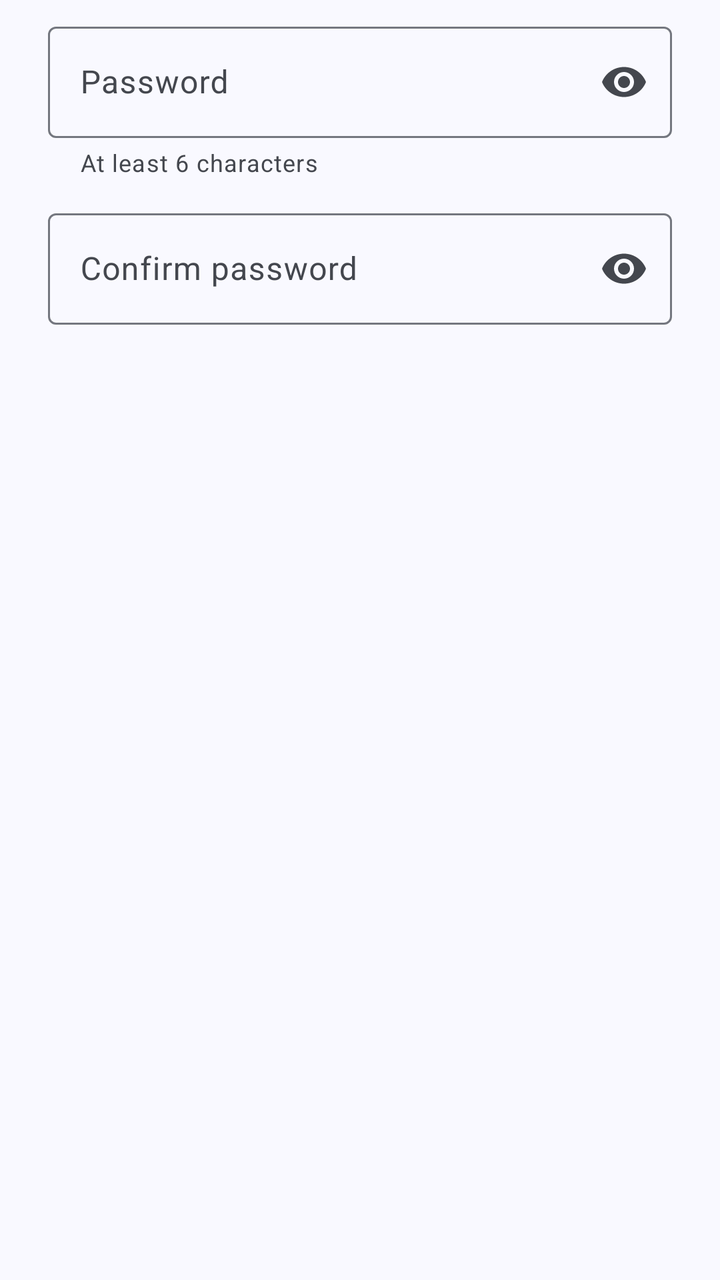
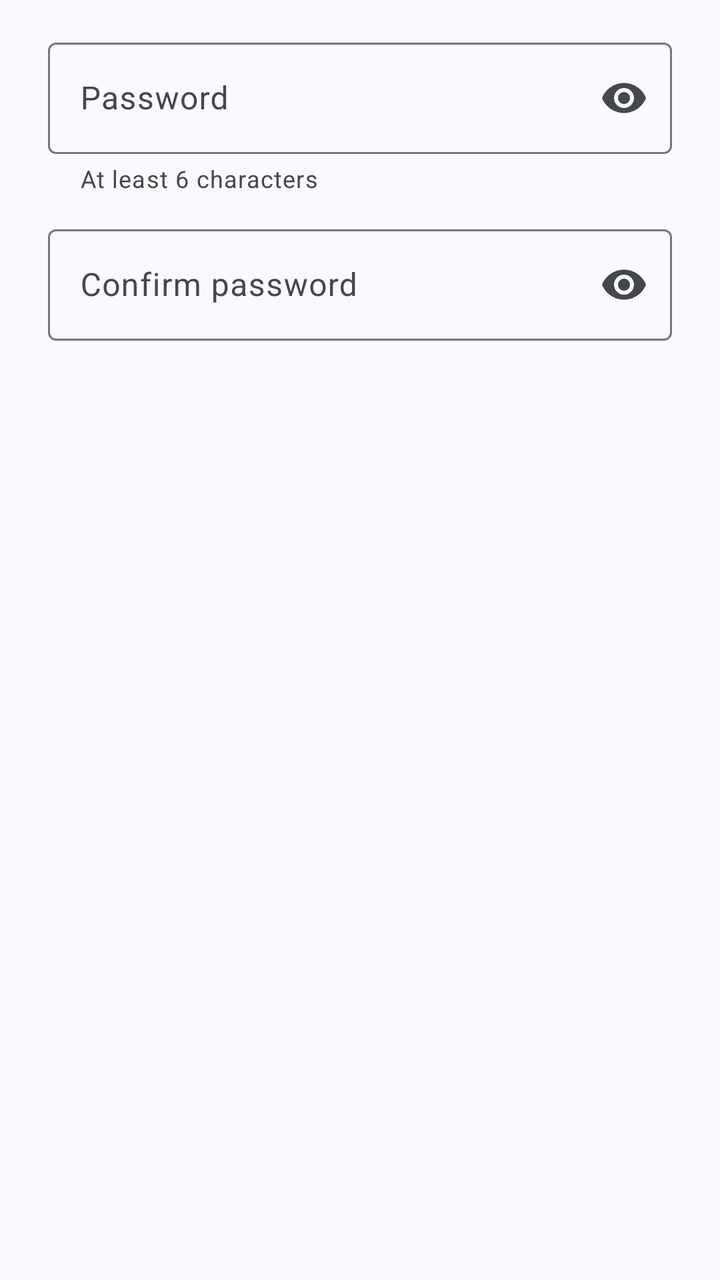

Compare the two renders of this Android layout. The source of the first and the diff that turns it into the second are given below.
<!-- AndroidManifest.xml: application theme Theme.Keyheimer -->
<!-- res/layout/dialog_app_lock_password.xml -->
<?xml version="1.0" encoding="utf-8"?>
<LinearLayout
    xmlns:android="http://schemas.android.com/apk/res/android"
    xmlns:app="http://schemas.android.com/apk/res-auto"
    android:layout_width="match_parent"
    android:layout_height="wrap_content"
    android:orientation="vertical"
    android:paddingHorizontal="24dp"
    android:paddingTop="8dp">

    <com.google.android.material.textfield.TextInputLayout
        android:id="@+id/til_app_lock_password"
        style="@style/Widget.Material3.TextInputLayout.OutlinedBox"
        android:layout_width="match_parent"
        android:layout_height="wrap_content"
        android:hint="@string/field_password"
        app:endIconMode="password_toggle"
        app:helperText="@string/field_password_helper"
        app:helperTextEnabled="true">

        <com.google.android.material.textfield.TextInputEditText
            android:id="@+id/input_app_lock_password"
            android:layout_width="match_parent"
            android:layout_height="wrap_content"
            android:inputType="textPassword" />
    </com.google.android.material.textfield.TextInputLayout>

    <com.google.android.material.textfield.TextInputLayout
        android:id="@+id/til_app_lock_password_confirm"
        style="@style/Widget.Material3.TextInputLayout.OutlinedBox"
        android:layout_width="match_parent"
        android:layout_height="wrap_content"
        android:layout_marginTop="12dp"
        android:hint="@string/field_password_confirm"
        app:endIconMode="password_toggle">

        <com.google.android.material.textfield.TextInputEditText
            android:id="@+id/input_app_lock_password_confirm"
            android:layout_width="match_parent"
            android:layout_height="wrap_content"
            android:inputType="textPassword" />
    </com.google.android.material.textfield.TextInputLayout>
</LinearLayout>
<!-- resources referenced by this layout -->
<resources>
  <string name="field_password">Password</string>
  <string name="field_password_confirm">Confirm password</string>
  <string name="field_password_helper">At least 6 characters</string>
  <color name="md_theme_primary">#415F91</color>
  <color name="md_theme_onPrimary">#FFFFFF</color>
  <color name="md_theme_primaryContainer">#D6E3FF</color>
  <color name="md_theme_onPrimaryContainer">#284777</color>
  <color name="md_theme_secondary">#565F71</color>
  <color name="md_theme_onSecondary">#FFFFFF</color>
  <color name="md_theme_secondaryContainer">#DAE2F9</color>
  <color name="md_theme_onSecondaryContainer">#3E4759</color>
  <color name="md_theme_tertiary">#705575</color>
  <color name="md_theme_onTertiary">#FFFFFF</color>
  <color name="md_theme_tertiaryContainer">#FAD8FD</color>
  <color name="md_theme_onTertiaryContainer">#573E5C</color>
  <color name="md_theme_error">#BA1A1A</color>
  <color name="md_theme_onError">#FFFFFF</color>
  <color name="md_theme_errorContainer">#FFDAD6</color>
  <color name="md_theme_onErrorContainer">#93000A</color>
  <color name="md_theme_background">#F9F9FF</color>
  <color name="md_theme_onBackground">#191C20</color>
  <color name="md_theme_surface">#F9F9FF</color>
  <color name="md_theme_onSurface">#191C20</color>
  <color name="md_theme_surfaceVariant">#E0E2EC</color>
  <color name="md_theme_onSurfaceVariant">#44474E</color>
  <color name="md_theme_outline">#74777F</color>
  <color name="md_theme_outlineVariant">#C4C6D0</color>
  <color name="md_theme_inverseSurface">#2E3036</color>
  <color name="md_theme_inverseOnSurface">#F0F0F7</color>
  <color name="md_theme_inversePrimary">#AAC7FF</color>
  <color name="md_theme_primaryFixed">#D6E3FF</color>
  <color name="md_theme_onPrimaryFixed">#001B3E</color>
  <color name="md_theme_primaryFixedDim">#AAC7FF</color>
  <color name="md_theme_onPrimaryFixedVariant">#284777</color>
  <color name="md_theme_secondaryFixed">#DAE2F9</color>
  <color name="md_theme_onSecondaryFixed">#131C2B</color>
  <color name="md_theme_secondaryFixedDim">#BEC6DC</color>
  <color name="md_theme_onSecondaryFixedVariant">#3E4759</color>
  <color name="md_theme_tertiaryFixed">#FAD8FD</color>
  <color name="md_theme_onTertiaryFixed">#28132E</color>
  <color name="md_theme_tertiaryFixedDim">#DDBCE0</color>
  <color name="md_theme_onTertiaryFixedVariant">#573E5C</color>
  <color name="md_theme_surfaceDim">#D9D9E0</color>
  <color name="md_theme_surfaceBright">#F9F9FF</color>
  <color name="md_theme_surfaceContainerLowest">#FFFFFF</color>
  <color name="md_theme_surfaceContainerLow">#F3F3FA</color>
  <color name="md_theme_surfaceContainer">#EDEDF4</color>
  <color name="md_theme_surfaceContainerHigh">#E7E8EE</color>
  <color name="md_theme_surfaceContainerHighest">#E2E2E9</color>
  <style name="Theme.Keyheimer.AlertDialog" parent="ThemeOverlay.Material3.MaterialAlertDialog">
          <item name="backgroundTint">?attr/colorSurfaceContainerHigh</item>
          <item name="android:textColor">?attr/colorOnSurface</item>
          <item name="dialogCornerRadius">28dp</item>
          <item name="buttonBarPositiveButtonStyle">@style/Widget.Material3.Button.TextButton.Dialog</item>
          <item name="buttonBarNegativeButtonStyle">@style/Widget.Material3.Button.TextButton.Dialog</item>
          <item name="buttonBarNeutralButtonStyle">@style/Widget.Material3.Button.TextButton.Dialog.Flush</item>
      </style>
  <!-- unchanged entries left out for length: 1 -->
</resources>

<!-- the commit's change to res/layout/dialog_app_lock_password.xml (unified diff, before → after) -->
@@ -4,9 +4,11 @@
     xmlns:app="http://schemas.android.com/apk/res-auto"
     android:layout_width="match_parent"
     android:layout_height="wrap_content"
-    android:orientation="vertical"
-    android:paddingHorizontal="24dp"
-    android:paddingTop="8dp">
+    android:paddingTop="16dp"
+    android:paddingEnd="24dp"
+    android:paddingBottom="24dp"
+    android:paddingStart="24dp"
+    android:orientation="vertical">
 
     <com.google.android.material.textfield.TextInputLayout
         android:id="@+id/til_app_lock_password"
